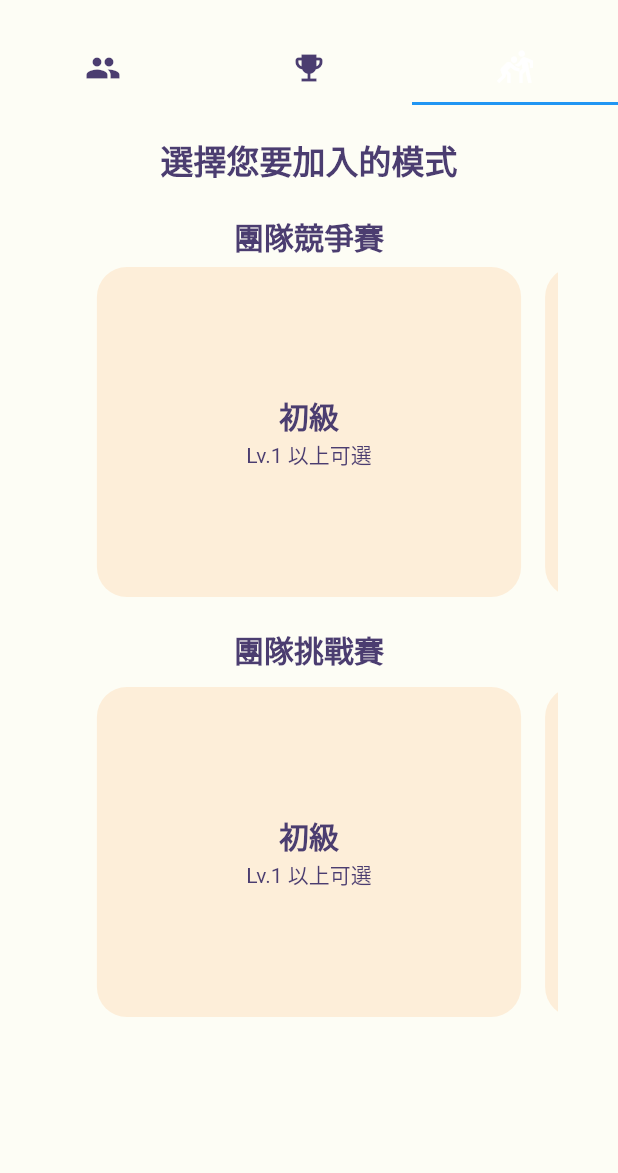
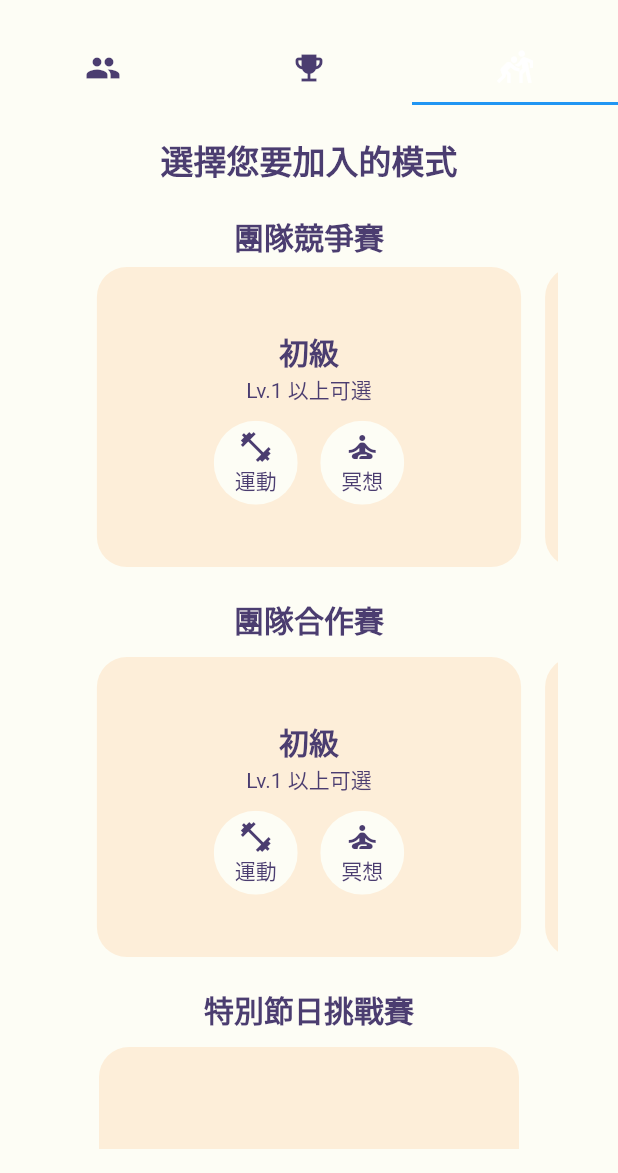
Before and after one commit to meimei-hsu/G12_HabitRabbit, a Flutter app: the CommunityPage screen opened directly, tab 3 chosen, on a phone screen of 412 x 824 dp, the part 63-1236 px from its top. Run offline on Flutter 3.47's test engine with Material 2 defaults, Android fonts, the phone set to English and light mode, and no system bars; our stand-ins replace animated_text_kit, awesome_dialog, babstrap_settings_screen, banner_carousel, chat_bubbles, firebase_auth and 17 more; missing offline and left inert: assorted_layout_widgets, datepicker_cupertino, flutter_pin_code_fields, level_map, onscreen_num_keyboard, square_progress_bar; accounts and stored records are empty.

Commit message:
Change '團隊挑戰賽' UI

```diff
--- a/lib/screens/CommunityPage.dart
+++ b/lib/screens/CommunityPage.dart
@@ -347,9 +347,9 @@ class _FriendListPageState extends State<FriendListPage> {
                     color: const Color(0xFFFFFFFF),
                     borderRadius: BorderRadius.circular(10),
                   ),
-                  child: Row(
+                  child: const Row(
                     mainAxisAlignment: MainAxisAlignment.spaceBetween,
-                    children: const [
+                    children: [
                       Padding(
                         padding: EdgeInsets.all(16.0),
                         child: Icon(Icons.emoji_events),
@@ -1187,7 +1187,7 @@ class _TeamChallengePageState extends State<TeamChallengePage> {
       width: 300,
       height: 180,
       decoration: BoxDecoration(
-        color: Color(0xfffdeed9),
+        color: const Color(0xfffdeed9),
         borderRadius: BorderRadius.circular(20.0),
       ),
       child: Column(
@@ -1208,6 +1208,67 @@ class _TeamChallengePageState extends State<TeamChallengePage> {
               fontSize: 14,
             ),
           ),
+          const SizedBox(height: 10),
+          Row(
+            mainAxisAlignment: MainAxisAlignment.center,
+            crossAxisAlignment: CrossAxisAlignment.center,
+            children: [
+              SizedBox.fromSize(
+                size: const Size(56,56),
+                child: ClipOval(
+                  child: Material(
+                    color: const Color(0xfffdfdf5),
+                    child: InkWell(
+                      splashColor: const Color(0xff4b3d70),
+                      onTap: () {},
+                      child:  const Column(
+                        mainAxisAlignment: MainAxisAlignment.center,
+                        children: <Widget>[
+                          Icon(
+                            Icons.fitness_center_outlined,
+                            color: Color(0xff4b3d70),
+                          ),
+                          Text('運動',
+                            style: TextStyle(
+                              color: Color(0xff4b3d70),
+                              fontSize: 14,
+                            ),
+                          ),
+                        ],
+                      ),
+                    ),
+                  ),
+                ),
+              ),
+              const SizedBox(width: 15),
+              SizedBox.fromSize(
+                size: const Size(56,56),
+                child: ClipOval(
+                  child: Material(
+                    color: const Color(0xfffdfdf5),
+                    child: InkWell(
+                      splashColor: const Color(0xff4b3d70),
+                      onTap: () {},
+                      child:  const Column(
+                        mainAxisAlignment: MainAxisAlignment.center,
+                        children: <Widget>[
+                          Icon(
+                            Icons.self_improvement_outlined,
+                            color: Color(0xff4b3d70),),
+                          Text('冥想',
+                            style: TextStyle(
+                              color: Color(0xff4b3d70),
+                              fontSize: 14,
+                            ),
+                          ),
+                        ],
+                      ),
+                    ),
+                  ),
+                ),
+              ),
+            ],
+          ),
         ],
       ),
     );
@@ -1215,7 +1276,8 @@ class _TeamChallengePageState extends State<TeamChallengePage> {
 
   @override
   Widget build(BuildContext context) {
-    return Padding(
+    return SingleChildScrollView(
+      child: Padding(
         padding: const EdgeInsets.only(left: 40.0, right: 40.0, top: 20.0),
         child: Column(
           crossAxisAlignment: CrossAxisAlignment.center,
@@ -1239,7 +1301,7 @@ class _TeamChallengePageState extends State<TeamChallengePage> {
             ),
             const SizedBox(height: 5),
             SizedBox(
-            height: 220,
+              height: 200,
               child: PageView.builder(
                 controller: _pageController,
                 itemCount: pageBuilders.length,
@@ -1253,7 +1315,7 @@ class _TeamChallengePageState extends State<TeamChallengePage> {
             ),
             const SizedBox(height: 20),
             const Text(
-            '團隊挑戰賽',
+              '團隊合作賽',
               style: TextStyle(
                 color: Color(0xff4b3d70),
                 fontSize: 20,
@@ -1262,7 +1324,7 @@ class _TeamChallengePageState extends State<TeamChallengePage> {
             ),
             const SizedBox(height: 10),
             SizedBox(
-            height: 220,
+              height: 200,
               child: PageView.builder(
                 controller: _pageController,
                 itemCount: pageBuilders.length,
@@ -1274,7 +1336,40 @@ class _TeamChallengePageState extends State<TeamChallengePage> {
                 },
               ),
             ),
+            const SizedBox(height: 20),
+            const Text(
+              '特別節日挑戰賽',
+              style: TextStyle(
+                color: Color(0xff4b3d70),
+                fontSize: 20,
+                fontWeight: FontWeight.bold,
+              ),
+            ),
+            const SizedBox(height: 10),
+            SizedBox(
+              child: Container(
+                width: 280,
+                height: 200,
+                decoration: BoxDecoration(
+                  color: const Color(0xfffdeed9),
+                  borderRadius: BorderRadius.circular(20),
+                ),
+                child: const Column(
+                  mainAxisAlignment: MainAxisAlignment.center,
+                  children: [
+                    Text(
+                      'Coming soon...',
+                      style: TextStyle(
+                        color: Color(0xff4b3d70),
+                        fontSize: 16,
+                      ),
+                    ),
                   ],
+                ),
+              ),
+            ),
+          ],
+        ),
       ),
     );
   }
```
Lines whose indentation alone changed are shown as unchanged.
